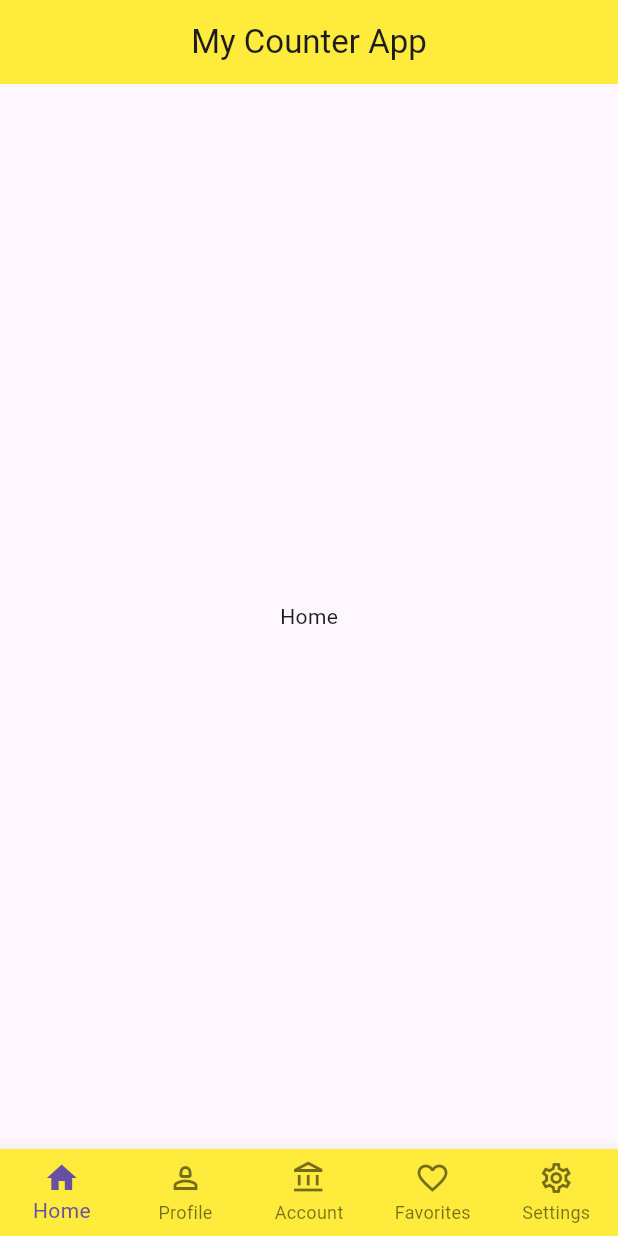
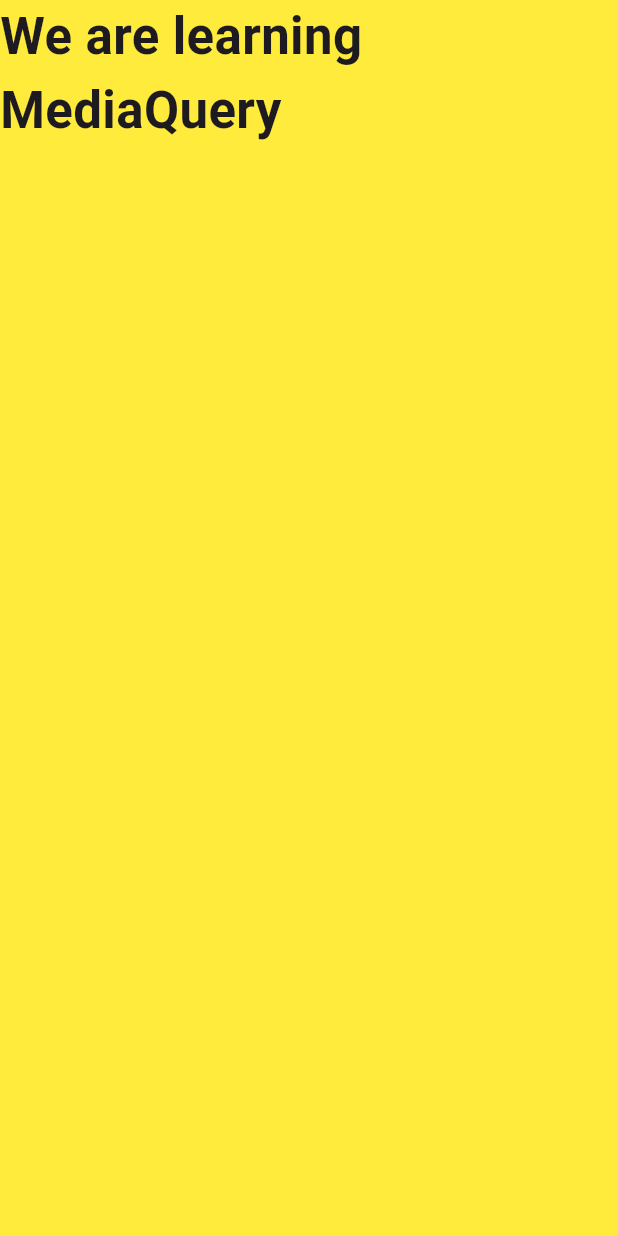
Before and after one commit to Virenvkj/bottom_bar, a Flutter app: the screen it shows after launch, on a phone screen of 412 x 824 dp. Run offline on Flutter 3.47's test engine with Material 3 defaults, Android fonts, the phone set to English and light mode, and no system bars.

Commit message:
using mediaquery and image widget

```diff
--- a/lib/main.dart
+++ b/lib/main.dart
@@ -1,5 +1,5 @@
 import 'package:flutter/material.dart';
-import 'package:test_project/dashboard_screen.dart';
+import 'package:test_project/screens/onboarding/media_query_ex.dart';
 
 void main() {
   runApp(const MyCounterApp());
@@ -10,7 +10,7 @@ class MyCounterApp extends StatelessWidget {
   @override
   Widget build(BuildContext context) {
     return const MaterialApp(
-      home: DashboardScreen(),
+      home: MediaQueryEx(),
     );
   }
 }
--- /dev/null
+++ b/lib/screens/onboarding/media_query_ex.dart
@@ -0,0 +1,30 @@
+import 'package:flutter/material.dart';
+
+class MediaQueryEx extends StatefulWidget {
+  const MediaQueryEx({super.key});
+
+  @override
+  State<MediaQueryEx> createState() => _MediaQueryExState();
+}
+
+class _MediaQueryExState extends State<MediaQueryEx> {
+  @override
+  Widget build(BuildContext context) {
+    return Scaffold(
+      body: Center(
+        child: Container(
+          height:  MediaQuery.of(context).size.height,
+          width: MediaQuery.of(context).size.width,
+          color: Colors.yellow,
+          child: const Text(
+            "We are learning MediaQuery",
+            style: TextStyle(
+              fontSize: 34,
+              fontWeight: FontWeight.bold,
+            ),
+          ),
+        ),
+      ),
+    );
+  }
+}
--- a/pubspec.yaml
+++ b/pubspec.yaml
@@ -59,9 +59,8 @@ flutter:
   uses-material-design: true
 
   # To add assets to your application, add an assets section, like this:
-  # assets:
-  #   - images/a_dot_burr.jpeg
-  #   - images/a_dot_ham.jpeg
+  assets:
+    - assets/images/
 
   # An image asset can refer to one or more resolution-specific "variants", see
   # https://flutter.dev/assets-and-images/#resolution-aware
```
Also changed, not shown: lib/screens/onboarding/image_ex.dart (added, +35 -0 lines), assets/images/onboarding.png (added).
